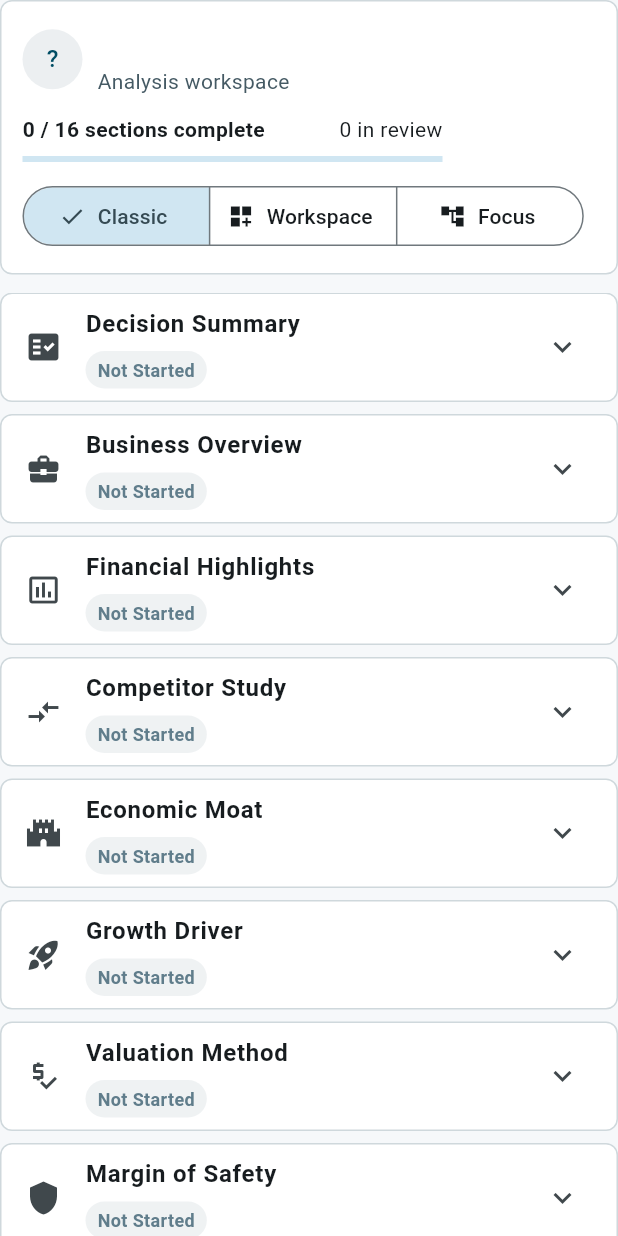
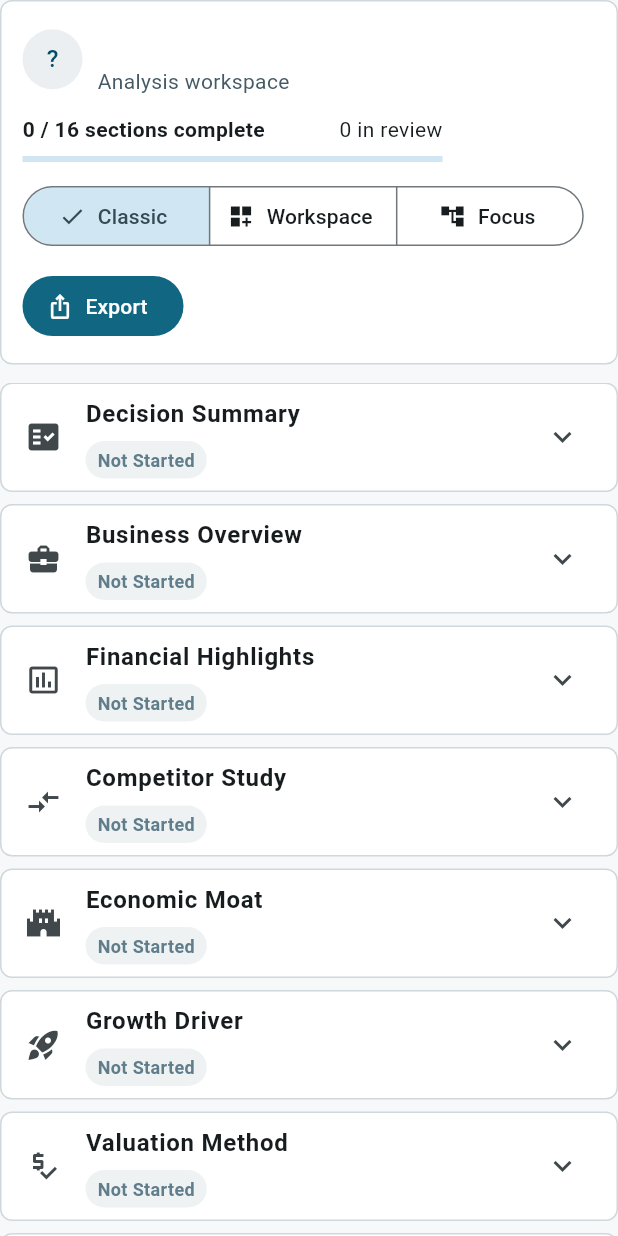
Before and after one commit to lamadipen/stock_analyzer, a Flutter app: the AnalysisResultsView widget shown alone on an empty page, opened directly with empty values, after a tap on "Classic", on a phone screen of 412 x 824 dp. Run offline on Flutter 3.47's test engine with Material 3 defaults, Android fonts, the phone set to English and light mode, and no system bars; our stand-ins replace shared_preferences; accounts and stored records are empty.

Commit message:
Added Color Standard And Export function

```diff
--- a/stock_analyzer_app/lib/core/services/stock_analysis_storage.dart
+++ b/stock_analyzer_app/lib/core/services/stock_analysis_storage.dart
@@ -54,6 +54,12 @@ class StockAnalysisStorage {
     await prefs.setString(_keyFor(ticker), jsonEncode(tickerData));
   }
 
+  static Future<Map<String, dynamic>> loadTickerAnalysis({
+    required String ticker,
+  }) async {
+    return _loadTickerData(ticker);
+  }
+
   static Future<Map<String, String>> loadReviewStatuses({
     required String ticker,
   }) async {
--- /dev/null
+++ b/stock_analyzer_app/lib/features/stock_analyzer/presentation/theme/analysis_colors.dart
@@ -0,0 +1,19 @@
+import 'package:flutter/material.dart';
+
+class AnalysisColors {
+  const AnalysisColors._();
+
+  static const MaterialColor favorable = Colors.green;
+  static const MaterialColor caution = Colors.amber;
+  static const MaterialColor risk = Colors.red;
+  static const MaterialColor reference = Colors.blueGrey;
+
+  static MaterialColor forDecision(String value) {
+    return switch (value.toLowerCase()) {
+      'pass' || 'attractive' || 'good' || 'low' || 'buy zone' => favorable,
+      'watch' || 'fair' || 'wait' || 'medium' || 'watchlist' => caution,
+      'fail' || 'expensive' || 'high' || 'avoid' => risk,
+      _ => reference,
+    };
+  }
+}
--- a/stock_analyzer_app/lib/features/stock_analyzer/presentation/widgets/analysis_results_view.dart
+++ b/stock_analyzer_app/lib/features/stock_analyzer/presentation/widgets/analysis_results_view.dart
@@ -1,5 +1,8 @@
 import 'package:flutter/material.dart';
+import 'package:flutter/services.dart';
+import 'package:stock_analyzer_app/core/services/stock_analysis_markdown_exporter.dart';
 import 'package:stock_analyzer_app/core/services/stock_analysis_storage.dart';
+import 'package:stock_analyzer_app/features/stock_analyzer/presentation/theme/analysis_colors.dart';
 import 'package:stock_analyzer_app/features/stock_analyzer/presentation/widgets/collapsible_section.dart';
 import 'package:stock_analyzer_app/features/stock_analyzer/presentation/widgets/content_registry.dart';
 
@@ -169,10 +172,70 @@ class _AnalysisResultsViewState extends State<AnalysisResultsView> {
 
   Color _statusColor(_ReviewStatus status) {
     return switch (status) {
-      _ReviewStatus.notStarted => Colors.blueGrey,
-      _ReviewStatus.inReview => Colors.orange,
-      _ReviewStatus.complete => Colors.green,
+      _ReviewStatus.notStarted => AnalysisColors.reference,
+      _ReviewStatus.inReview => AnalysisColors.caution,
+      _ReviewStatus.complete => AnalysisColors.favorable,
     };
+  }
+
+  Future<void> _showExportDialog() async {
+    final analysisData = await StockAnalysisStorage.loadTickerAnalysis(
+      ticker: widget.ticker,
+    );
+
+    if (!mounted) {
+      return;
+    }
+
+    final markdown = StockAnalysisMarkdownExporter.buildMarkdown(
+      ticker: widget.ticker,
+      data: analysisData,
+    );
+
+    await showDialog<void>(
+      context: context,
+      builder: (dialogContext) {
+        return AlertDialog(
+          title: const Text('Export Markdown Report'),
+          content: SizedBox(
+            width: 720,
+            height: 520,
+            child: DecoratedBox(
+              decoration: BoxDecoration(
+                border: Border.all(color: Colors.blueGrey.shade100),
+                borderRadius: BorderRadius.circular(8),
+              ),
+              child: SingleChildScrollView(
+                padding: const EdgeInsets.all(12),
+                child: SelectableText(
+                  markdown,
+                  style: const TextStyle(fontFamily: 'monospace'),
+                ),
+              ),
+            ),
+          ),
+          actions: [
+            TextButton(
+              onPressed: () => Navigator.pop(dialogContext),
+              child: const Text('Close'),
+            ),
+            FilledButton.icon(
+              onPressed: () async {
+                await Clipboard.setData(ClipboardData(text: markdown));
+                if (!dialogContext.mounted) {
+                  return;
+                }
+                ScaffoldMessenger.of(dialogContext).showSnackBar(
+                  const SnackBar(content: Text('Markdown report copied')),
+                );
+              },
+              icon: const Icon(Icons.copy),
+              label: const Text('Copy Markdown'),
+            ),
+          ],
+        );
+      },
+    );
   }
 
   @override
@@ -194,6 +257,7 @@ class _AnalysisResultsViewState extends State<AnalysisResultsView> {
           totalCount: _sections.length,
           isLoadingStatuses: _isLoadingStatuses,
           onLayoutChanged: (layout) => setState(() => _layout = layout),
+          onExport: _showExportDialog,
         ),
         const SizedBox(height: 12),
         Expanded(
@@ -375,6 +439,7 @@ class _ResultsHeader extends StatelessWidget {
     required this.totalCount,
     required this.isLoadingStatuses,
     required this.onLayoutChanged,
+    required this.onExport,
   });
 
   final String ticker;
@@ -384,6 +449,7 @@ class _ResultsHeader extends StatelessWidget {
   final int totalCount;
   final bool isLoadingStatuses;
   final ValueChanged<_AppAnalysisLayout> onLayoutChanged;
+  final VoidCallback onExport;
 
   @override
   Widget build(BuildContext context) {
@@ -472,6 +538,11 @@ class _ResultsHeader extends StatelessWidget {
             ],
             selected: {layout},
             onSelectionChanged: (selection) => onLayoutChanged(selection.first),
+          ),
+          FilledButton.icon(
+            onPressed: onExport,
+            icon: const Icon(Icons.ios_share),
+            label: const Text('Export'),
           ),
         ],
       ),
@@ -685,9 +756,9 @@ class _StatusBadge extends StatelessWidget {
   @override
   Widget build(BuildContext context) {
     final color = switch (status) {
-      _ReviewStatus.notStarted => Colors.blueGrey,
-      _ReviewStatus.inReview => Colors.orange,
-      _ReviewStatus.complete => Colors.green,
+      _ReviewStatus.notStarted => AnalysisColors.reference,
+      _ReviewStatus.inReview => AnalysisColors.caution,
+      _ReviewStatus.complete => AnalysisColors.favorable,
     };
 
     return Container(
--- a/stock_analyzer_app/lib/features/stock_analyzer/presentation/widgets/decision_summary_content.dart
+++ b/stock_analyzer_app/lib/features/stock_analyzer/presentation/widgets/decision_summary_content.dart
@@ -2,6 +2,7 @@ import 'dart:async';
 
 import 'package:flutter/material.dart';
 import 'package:stock_analyzer_app/core/services/stock_analysis_storage.dart';
+import 'package:stock_analyzer_app/features/stock_analyzer/presentation/theme/analysis_colors.dart';
 import 'package:stock_analyzer_app/features/stock_analyzer/presentation/widgets/section_save_status_chip.dart';
 import 'package:stock_analyzer_app/features/stock_analyzer/presentation/widgets/shared_analysis_widgets.dart';
 
@@ -275,8 +276,8 @@ class _DecisionSummaryContentState extends State<DecisionSummaryContent> {
   AppNoteTone get _noteTone {
     return switch (_finalAction) {
       'Buy Zone' => AppNoteTone.success,
-      'Avoid' => AppNoteTone.warning,
-      _ => AppNoteTone.info,
+      'Avoid' => AppNoteTone.risk,
+      _ => AppNoteTone.warning,
     };
   }
 
@@ -285,14 +286,27 @@ class _DecisionSummaryContentState extends State<DecisionSummaryContent> {
     required List<String> options,
     required ValueChanged<String> onChanged,
   }) {
+    final color = AnalysisColors.forDecision(value);
     return DropdownButtonFormField<String>(
       initialValue: value,
       decoration: const InputDecoration(
         border: OutlineInputBorder(),
         isDense: true,
       ),
+      style: TextStyle(color: color.shade900, fontWeight: FontWeight.w700),
+      dropdownColor: color.shade50,
       items: options.map((option) {
-        return DropdownMenuItem(value: option, child: Text(option));
+        final optionColor = AnalysisColors.forDecision(option);
+        return DropdownMenuItem(
+          value: option,
+          child: Text(
+            option,
+            style: TextStyle(
+              color: optionColor.shade900,
+              fontWeight: FontWeight.w700,
+            ),
+          ),
+        );
       }).toList(),
       onChanged: (value) {
         if (value != null) {
--- a/stock_analyzer_app/lib/features/stock_analyzer/presentation/widgets/margin_of_safety_content.dart
+++ b/stock_analyzer_app/lib/features/stock_analyzer/presentation/widgets/margin_of_safety_content.dart
@@ -3,6 +3,7 @@ import 'dart:async';
 import 'package:flutter/material.dart';
 import 'package:stock_analyzer_app/core/services/stock_analysis_storage.dart';
 import 'package:stock_analyzer_app/core/utils/ticker_links.dart';
+import 'package:stock_analyzer_app/features/stock_analyzer/presentation/theme/analysis_colors.dart';
 import 'package:stock_analyzer_app/features/stock_analyzer/presentation/widgets/shared_analysis_widgets.dart';
 import 'package:url_launcher/url_launcher.dart';
 
@@ -740,7 +741,7 @@ class _SaveStatusChip extends StatelessWidget {
         size: 18,
       ),
       label: Text(label),
-      backgroundColor: hasSavedData ? Colors.green.shade50 : null,
+      backgroundColor: hasSavedData ? AnalysisColors.favorable.shade50 : null,
     );
   }
 
--- a/stock_analyzer_app/lib/features/stock_analyzer/presentation/widgets/section_save_status_chip.dart
+++ b/stock_analyzer_app/lib/features/stock_analyzer/presentation/widgets/section_save_status_chip.dart
@@ -1,4 +1,5 @@
 import 'package:flutter/material.dart';
+import 'package:stock_analyzer_app/features/stock_analyzer/presentation/theme/analysis_colors.dart';
 
 class SectionSaveStatusChip extends StatelessWidget {
   const SectionSaveStatusChip({
@@ -26,7 +27,7 @@ class SectionSaveStatusChip extends StatelessWidget {
         size: 18,
       ),
       label: Text(label),
-      backgroundColor: hasSavedData ? Colors.green.shade50 : null,
+      backgroundColor: hasSavedData ? AnalysisColors.favorable.shade50 : null,
     );
   }
 
--- a/stock_analyzer_app/lib/features/stock_analyzer/presentation/widgets/shared_analysis_widgets.dart
+++ b/stock_analyzer_app/lib/features/stock_analyzer/presentation/widgets/shared_analysis_widgets.dart
@@ -1,7 +1,8 @@
 import 'package:flutter/material.dart';
+import 'package:stock_analyzer_app/features/stock_analyzer/presentation/theme/analysis_colors.dart';
 import 'package:url_launcher/url_launcher.dart';
 
-enum AppNoteTone { neutral, info, warning, success }
+enum AppNoteTone { neutral, info, warning, success, risk }
 
 class AppNote extends StatelessWidget {
   const AppNote({
@@ -20,10 +21,11 @@ class AppNote extends StatelessWidget {
   @override
   Widget build(BuildContext context) {
     final color = switch (tone) {
-      AppNoteTone.neutral => Colors.blueGrey,
+      AppNoteTone.neutral => AnalysisColors.reference,
       AppNoteTone.info => Colors.blue,
-      AppNoteTone.warning => Colors.orange,
-      AppNoteTone.success => Colors.green,
+      AppNoteTone.warning => AnalysisColors.caution,
+      AppNoteTone.success => AnalysisColors.favorable,
+      AppNoteTone.risk => AnalysisColors.risk,
     };
 
     return Container(
@@ -125,7 +127,7 @@ class ReferenceLinks extends StatelessWidget {
     super.key,
     required this.title,
     required this.links,
-    this.color = Colors.blueGrey,
+    this.color = AnalysisColors.reference,
   });
 
   final String title;
```
Also changed, not shown: stock_analyzer_app/lib/core/services/stock_analysis_markdown_exporter.dart (added, +285 -0 lines).
